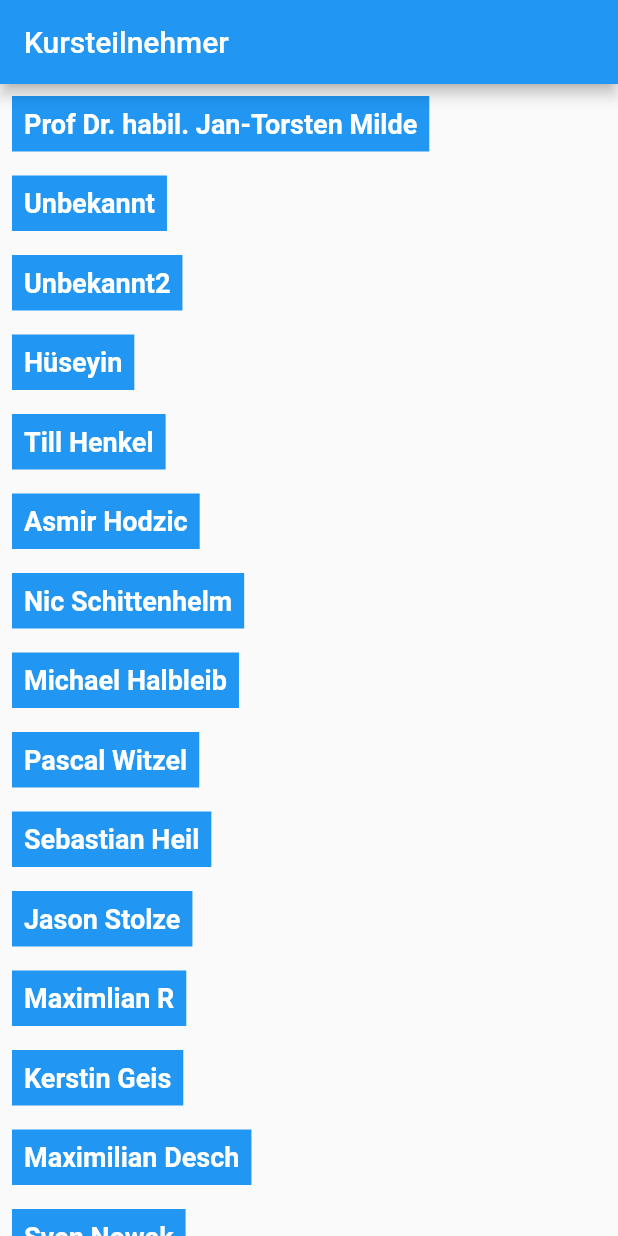
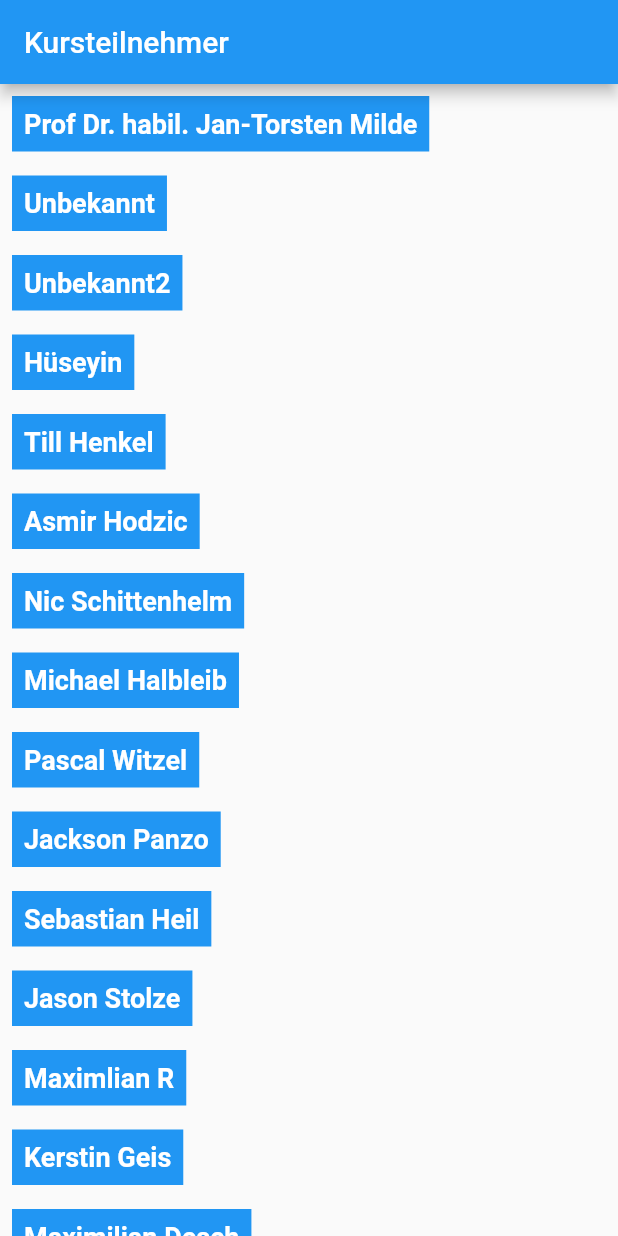
Before and after one commit to drmilde/kurs_2021_app, a Flutter app: the screen it shows after launch, on a phone screen of 412 x 824 dp. Run offline on Flutter 3.47's test engine with Material 2 defaults, Android fonts, the phone set to English and light mode, and no system bars; our stand-ins replace flutter_icons, google_fonts.

Commit message:
mit Bild und Infos

```diff
--- a/lib/screens/kurs_screen.dart
+++ b/lib/screens/kurs_screen.dart
@@ -20,6 +20,8 @@ import 'package:kurs_2021_app/screens/sven_n_screen.dart';
 import 'package:kurs_2021_app/screens/till_h_screen.dart';
 import 'package:kurs_2021_app/screens/uebung2_unbekannt_screen.dart';
 import 'package:kurs_2021_app/screens/unbekannt_screen.dart';
+
+import 'jackson_screen.dart';
 
 
 
@@ -44,6 +46,7 @@ class KursScreen extends StatelessWidget {
             zeileKursteilnehmer("Nic Schittenhelm", context, NicSScreen()),
             zeileKursteilnehmer("Michael Halbleib", context, MichaelHalbleibScreen()),
             zeileKursteilnehmer("Pascal Witzel", context, PascalWScreen()),
+            zeileKursteilnehmer("Jackson Panzo", context, JacksonScreen()),
             zeileKursteilnehmer("Sebastian Heil", context, SebastianHScreen()),
             zeileKursteilnehmer("Jason Stolze", context, JasonSScreen()),
             zeileKursteilnehmer("Maximlian R", context, MaximilianRScreen()),
```
